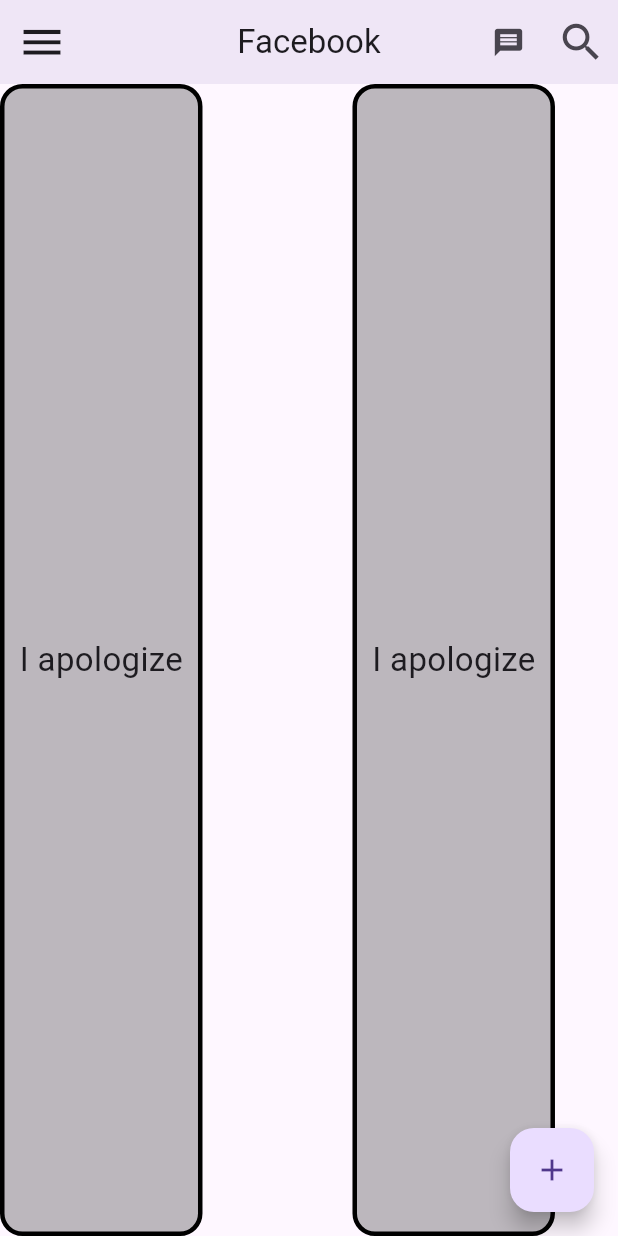
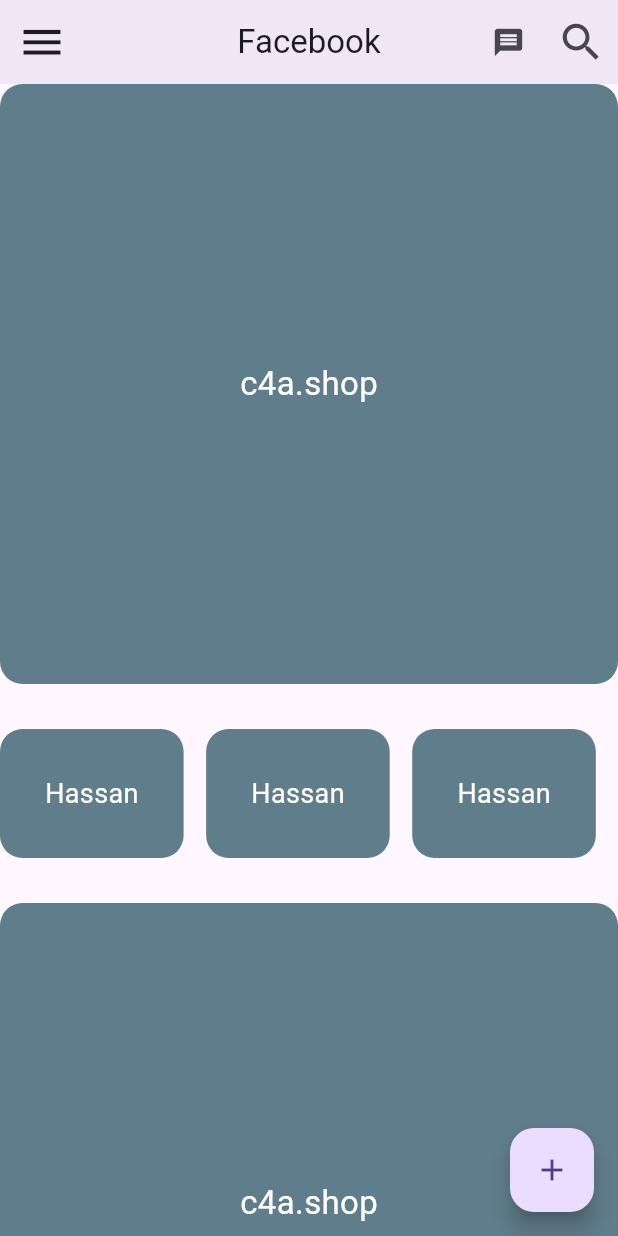
Before and after one commit to Diaf-Abderrahmane/first_flutter_project_vsc, a Flutter app: the screen it shows after launch, on a phone screen of 412 x 824 dp. Run offline on Flutter 3.47's test engine with Material 3 defaults, Android fonts, the light colour scheme and no system bars.

Commit message:
Flutter Training App

```diff
--- a/lib/main.dart
+++ b/lib/main.dart
@@ -51,254 +51,113 @@
         ],
       ),
       body: SingleChildScrollView(
-        scrollDirection: Axis.horizontal,
-        child: Row(
-          // mainAxisAlignment: MainAxisAlignment.spaceBetween,
-          // crossAxisAlignment: CrossAxisAlignment.center,
+        child: Column(
           children: [
             Container(
-              // color: Colors.lightBlue, CANT USE COLOR AND DECORATIONS PROPERTIES AT THE SAME TIME
-              // margin: EdgeInsets.all(600),
-              padding: EdgeInsets.all(10),
-              // height: 100,
-              // width: 300,
               alignment: Alignment.center,
+              height: 400,
+              margin: EdgeInsets.fromLTRB(0, 0, 0, 30),
               decoration: BoxDecoration(
-                  border: Border.all(
-                    color: Colors.black,
-                    width: 3,
-                  ),
-                  borderRadius: BorderRadius.circular(15),
-                  color: Colors.black26
-                  // shape: BoxShape.circle, CANT BE USED WITH BORDER RADIUS
-                  ),
-              // transform: Matrix4.rotationZ(0.09),
-              // margin: EdgeInsets.symmetric(vertical: 111, horizontal: 30),
-              // margin: EdgeInsets.fromLTRB(30, 111, 30, 111),
-
+                borderRadius: BorderRadius.circular(15),
+                color: Colors.blueGrey,
+              ),
               child: Text(
-                "I apologize",
+                "c4a.shop",
                 style: TextStyle(
+                  color: Colors.white,
                   fontSize: 22,
-                  // wordSpacing: 2,
-                  // letterSpacing: 2,
-                  // color: Colors.amber,
-                  // height: 1.5,
-                  // letterSpacing: 2,
-                  // fontWeight: FontWeight.w500,
-                  // fontStyle: FontStyle.italic
-                  // decoration: TextDecoration.underline
-                  // backgroundColor: Colors.limeAccent,
                 ),
-                maxLines: 2,
-                overflow: TextOverflow.ellipsis,
               ),
             ),
-            SizedBox(
-              width: 100,
-            ),
-            Container(
-              // color: Colors.lightBlue, CANT USE COLOR AND DECORATIONS PROPERTIES AT THE SAME TIME
-              // margin: EdgeInsets.all(600),
-              padding: EdgeInsets.all(10),
-              // height: 100,
-              // width: 300,
-              alignment: Alignment.center,
-              decoration: BoxDecoration(
-                  border: Border.all(
-                    color: Colors.black,
-                    width: 3,
+            SingleChildScrollView(
+              scrollDirection: Axis.horizontal,
+              child: Row(
+                mainAxisAlignment: MainAxisAlignment.spaceEvenly,
+                children: [
+                  Container(
+                    margin: EdgeInsets.fromLTRB(0, 0, 15, 0),
+                    alignment: Alignment.center,
+                    padding: EdgeInsets.all(30),
+                    decoration: BoxDecoration(
+                      borderRadius: BorderRadius.circular(15),
+                      color: Colors.blueGrey,
+                    ),
+                    child: Text(
+                      "Hassan",
+                      style: TextStyle(
+                        color: Colors.white,
+                        fontSize: 18,
+                      ),
+                    ),
                   ),
-                  borderRadius: BorderRadius.circular(15),
-                  color: Colors.black26
-                  // shape: BoxShape.circle, CANT BE USED WITH BORDER RADIUS
+                  Container(
+                    alignment: Alignment.center,
+                    margin: EdgeInsets.fromLTRB(0, 0, 15, 0),
+                    padding: EdgeInsets.all(30),
+                    decoration: BoxDecoration(
+                      borderRadius: BorderRadius.circular(15),
+                      color: Colors.blueGrey,
+                    ),
+                    child: Text(
+                      "Hassan",
+                      style: TextStyle(
+                        color: Colors.white,
+                        fontSize: 18,
+                      ),
+                    ),
                   ),
-              // transform: Matrix4.rotationZ(0.09),
-              // margin: EdgeInsets.symmetric(vertical: 111, horizontal: 30),
-              // margin: EdgeInsets.fromLTRB(30, 111, 30, 111),
-
-              child: Text(
-                "I apologize",
-                style: TextStyle(
-                  fontSize: 22,
-                  // wordSpacing: 2,
-                  // letterSpacing: 2,
-                  // color: Colors.amber,
-                  // height: 1.5,
-                  // letterSpacing: 2,
-                  // fontWeight: FontWeight.w500,
-                  // fontStyle: FontStyle.italic
-                  // decoration: TextDecoration.underline
-                  // backgroundColor: Colors.limeAccent,
-                ),
-                maxLines: 2,
-                overflow: TextOverflow.ellipsis,
-              ),
-            ),
-            SizedBox(
-              width: 100,
-            ),
-            Container(
-              // color: Colors.lightBlue, CANT USE COLOR AND DECORATIONS PROPERTIES AT THE SAME TIME
-              // margin: EdgeInsets.all(66),
-              padding: EdgeInsets.all(10),
-              height: 100,
-              width: 100,
-              alignment: Alignment.center,
-              decoration: BoxDecoration(
-                  border: Border.all(
-                    color: Colors.black,
-                    width: 3,
+                  Container(
+                    alignment: Alignment.center,
+                    margin: EdgeInsets.fromLTRB(0, 0, 15, 0),
+                    padding: EdgeInsets.all(30),
+                    decoration: BoxDecoration(
+                      borderRadius: BorderRadius.circular(15),
+                      color: Colors.blueGrey,
+                    ),
+                    child: Text(
+                      "Hassan",
+                      style: TextStyle(
+                        color: Colors.white,
+                        fontSize: 18,
+                      ),
+                    ),
                   ),
-                  borderRadius: BorderRadius.circular(15),
-                  color: Colors.black26
-                  // shape: BoxShape.circle, CANT BE USED WITH BORDER RADIUS
+                  Container(
+                    alignment: Alignment.center,
+                    margin: EdgeInsets.fromLTRB(0, 0, 15, 0),
+                    padding: EdgeInsets.all(30),
+                    decoration: BoxDecoration(
+                      borderRadius: BorderRadius.circular(15),
+                      color: Colors.blueGrey,
+                    ),
+                    child: Text(
+                      "Hassan",
+                      style: TextStyle(
+                        color: Colors.white,
+                        fontSize: 18,
+                      ),
+                    ),
                   ),
-              // transform: Matrix4.rotationZ(0.09),
-              // margin: EdgeInsets.symmetric(vertical: 111, horizontal: 30),
-              // margin: EdgeInsets.fromLTRB(30, 111, 30, 111),
-
-              child: Text(
-                "I apologize",
-                style: TextStyle(
-                  fontSize: 22,
-                  // wordSpacing: 2,
-                  // letterSpacing: 2,
-                  // color: Colors.amber,
-                  // height: 1.5,
-                  // letterSpacing: 2,
-                  // fontWeight: FontWeight.w500,
-                  // fontStyle: FontStyle.italic
-                  // decoration: TextDecoration.underline
-                  // backgroundColor: Colors.limeAccent,
-                ),
-                maxLines: 2,
-                overflow: TextOverflow.ellipsis,
-              ),
-            ),
-            SizedBox(
-              width: 100,
-            ),
-            Container(
-              // color: Colors.lightBlue, CANT USE COLOR AND DECORATIONS PROPERTIES AT THE SAME TIME
-              margin: EdgeInsets.fromLTRB(0, 600, 0, 0),
-              padding: EdgeInsets.all(10),
-              height: 100,
-              width: 100,
-              alignment: Alignment.center,
-              decoration: BoxDecoration(
-                  border: Border.all(
-                    color: Colors.black,
-                    width: 3,
-                  ),
-                  borderRadius: BorderRadius.circular(15),
-                  color: Colors.black26
-                  // shape: BoxShape.circle, CANT BE USED WITH BORDER RADIUS
-                  ),
-              // transform: Matrix4.rotationZ(0.09),
-              // margin: EdgeInsets.symmetric(vertical: 111, horizontal: 30),
-              // margin: EdgeInsets.fromLTRB(30, 111, 30, 111),
-
-              child: Text(
-                "I apologize",
-                style: TextStyle(
-                  fontSize: 22,
-                  // wordSpacing: 2,
-                  // letterSpacing: 2,
-                  // color: Colors.amber,
-                  // height: 1.5,
-                  // letterSpacing: 2,
-                  // fontWeight: FontWeight.w500,
-                  // fontStyle: FontStyle.italic
-                  // decoration: TextDecoration.underline
-                  // backgroundColor: Colors.limeAccent,
-                ),
-                maxLines: 2,
-                overflow: TextOverflow.ellipsis,
+                ],
               ),
             ),
             Container(
-              // color: Colors.lightBlue, CANT USE COLOR AND DECORATIONS PROPERTIES AT THE SAME TIME
-              // margin: EdgeInsets.all(66),
-              padding: EdgeInsets.all(10),
-              height: 100,
-              width: 100,
               alignment: Alignment.center,
+              height: 400,
+              margin: EdgeInsets.fromLTRB(0, 30, 0, 0),
               decoration: BoxDecoration(
-                  border: Border.all(
-                    color: Colors.black,
-                    width: 3,
-                  ),
-                  borderRadius: BorderRadius.circular(15),
-                  color: Colors.black26
-                  // shape: BoxShape.circle, CANT BE USED WITH BORDER RADIUS
-                  ),
-              // transform: Matrix4.rotationZ(0.09),
-              // margin: EdgeInsets.symmetric(vertical: 111, horizontal: 30),
-              // margin: EdgeInsets.fromLTRB(30, 111, 30, 111),
-
+                borderRadius: BorderRadius.circular(15),
+                color: Colors.blueGrey,
+              ),
               child: Text(
-                "I apologize",
+                "c4a.shop",
                 style: TextStyle(
+                  color: Colors.white,
                   fontSize: 22,
-                  // wordSpacing: 2,
-                  // letterSpacing: 2,
-                  // color: Colors.amber,
-                  // height: 1.5,
-                  // letterSpacing: 2,
-                  // fontWeight: FontWeight.w500,
-                  // fontStyle: FontStyle.italic
-                  // decoration: TextDecoration.underline
-                  // backgroundColor: Colors.limeAccent,
                 ),
-                maxLines: 2,
-                overflow: TextOverflow.ellipsis,
-              ),
-            ),
-            SizedBox(
-              height: 200,
-            ),
-            Container(
-              // color: Colors.lightBlue, CANT USE COLOR AND DECORATIONS PROPERTIES AT THE SAME TIME
-              margin: EdgeInsets.fromLTRB(0, 600, 0, 0),
-              padding: EdgeInsets.all(10),
-              height: 100,
-              width: 100,
-              alignment: Alignment.center,
-              decoration: BoxDecoration(
-                  border: Border.all(
-                    color: Colors.black,
-                    width: 3,
-                  ),
-                  borderRadius: BorderRadius.circular(15),
-                  color: Colors.black26
-                  // shape: BoxShape.circle, CANT BE USED WITH BORDER RADIUS
-                  ),
-              // transform: Matrix4.rotationZ(0.09),
-              // margin: EdgeInsets.symmetric(vertical: 111, horizontal: 30),
-              // margin: EdgeInsets.fromLTRB(30, 111, 30, 111),
-
-              child: Text(
-                "I apologize",
-                style: TextStyle(
-                  fontSize: 22,
-                  // wordSpacing: 2,
-                  // letterSpacing: 2,
-                  // color: Colors.amber,
-                  // height: 1.5,
-                  // letterSpacing: 2,
-                  // fontWeight: FontWeight.w500,
-                  // fontStyle: FontStyle.italic
-                  // decoration: TextDecoration.underline
-                  // backgroundColor: Colors.limeAccent,
-                ),
-                maxLines: 2,
-                overflow: TextOverflow.ellipsis,
               ),
             ),
           ],
-          // mainAxisAlignment: MainAxisAlignment.end,  || Down
-          // mainAxisAlignment: MainAxisAlignment.center,  || CENTER ON THE Y AXIS ( vertically)
         ),
       ),
       floatingActionButton: FloatingActionButton(
@@ -307,3 +166,261 @@
     );
   }
 }
+
+
+
+
+
+
+
+// SingleChildScrollView(
+//         scrollDirection: Axis.horizontal,
+//         child: Row(
+//           // mainAxisAlignment: MainAxisAlignment.spaceBetween,
+//           // crossAxisAlignment: CrossAxisAlignment.center,
+//           children: [
+//             Container(
+//               // color: Colors.lightBlue, CANT USE COLOR AND DECORATIONS PROPERTIES AT THE SAME TIME
+//               // margin: EdgeInsets.all(600),
+//               padding: EdgeInsets.all(10),
+//               // height: 100,
+//               // width: 300,
+//               alignment: Alignment.center,
+//               decoration: BoxDecoration(
+//                   border: Border.all(
+//                     color: Colors.black,
+//                     width: 3,
+//                   ),
+//                   borderRadius: BorderRadius.circular(15),
+//                   color: Colors.black26
+//                   // shape: BoxShape.circle, CANT BE USED WITH BORDER RADIUS
+//                   ),
+//               // transform: Matrix4.rotationZ(0.09),
+//               // margin: EdgeInsets.symmetric(vertical: 111, horizontal: 30),
+//               // margin: EdgeInsets.fromLTRB(30, 111, 30, 111),
+
+//               child: Text(
+//                 "I apologize",
+//                 style: TextStyle(
+//                   fontSize: 22,
+//                   // wordSpacing: 2,
+//                   // letterSpacing: 2,
+//                   // color: Colors.amber,
+//                   // height: 1.5,
+//                   // letterSpacing: 2,
+//                   // fontWeight: FontWeight.w500,
+//                   // fontStyle: FontStyle.italic
+//                   // decoration: TextDecoration.underline
+//                   // backgroundColor: Colors.limeAccent,
+//                 ),
+//                 maxLines: 2,
+//                 overflow: TextOverflow.ellipsis,
+//               ),
+//             ),
+//             SizedBox(
+//               width: 100,
+//             ),
+//             Container(
+//               // color: Colors.lightBlue, CANT USE COLOR AND DECORATIONS PROPERTIES AT THE SAME TIME
+//               // margin: EdgeInsets.all(600),
+//               padding: EdgeInsets.all(10),
+//               // height: 100,
+//               // width: 300,
+//               alignment: Alignment.center,
+//               decoration: BoxDecoration(
+//                   border: Border.all(
+//                     color: Colors.black,
+//                     width: 3,
+//                   ),
+//                   borderRadius: BorderRadius.circular(15),
+//                   color: Colors.black26
+//                   // shape: BoxShape.circle, CANT BE USED WITH BORDER RADIUS
+//                   ),
+//               // transform: Matrix4.rotationZ(0.09),
+//               // margin: EdgeInsets.symmetric(vertical: 111, horizontal: 30),
+//               // margin: EdgeInsets.fromLTRB(30, 111, 30, 111),
+
+//               child: Text(
+//                 "I apologize",
+//                 style: TextStyle(
+//                   fontSize: 22,
+//                   // wordSpacing: 2,
+//                   // letterSpacing: 2,
+//                   // color: Colors.amber,
+//                   // height: 1.5,
+//                   // letterSpacing: 2,
+//                   // fontWeight: FontWeight.w500,
+//                   // fontStyle: FontStyle.italic
+//                   // decoration: TextDecoration.underline
+//                   // backgroundColor: Colors.limeAccent,
+//                 ),
+//                 maxLines: 2,
+//                 overflow: TextOverflow.ellipsis,
+//               ),
+//             ),
+//             SizedBox(
+//               width: 100,
+//             ),
+//             Container(
+//               // color: Colors.lightBlue, CANT USE COLOR AND DECORATIONS PROPERTIES AT THE SAME TIME
+//               // margin: EdgeInsets.all(66),
+//               padding: EdgeInsets.all(10),
+//               height: 100,
+//               width: 100,
+//               alignment: Alignment.center,
+//               decoration: BoxDecoration(
+//                   border: Border.all(
+//                     color: Colors.black,
+//                     width: 3,
+//                   ),
+//                   borderRadius: BorderRadius.circular(15),
+//                   color: Colors.black26
+//                   // shape: BoxShape.circle, CANT BE USED WITH BORDER RADIUS
+//                   ),
+//               // transform: Matrix4.rotationZ(0.09),
+//               // margin: EdgeInsets.symmetric(vertical: 111, horizontal: 30),
+//               // margin: EdgeInsets.fromLTRB(30, 111, 30, 111),
+
+//               child: Text(
+//                 "I apologize",
+//                 style: TextStyle(
+//                   fontSize: 22,
+//                   // wordSpacing: 2,
+//                   // letterSpacing: 2,
+//                   // color: Colors.amber,
+//                   // height: 1.5,
+//                   // letterSpacing: 2,
+//                   // fontWeight: FontWeight.w500,
+//                   // fontStyle: FontStyle.italic
+//                   // decoration: TextDecoration.underline
+//                   // backgroundColor: Colors.limeAccent,
+//                 ),
+//                 maxLines: 2,
+//                 overflow: TextOverflow.ellipsis,
+//               ),
+//             ),
+//             SizedBox(
+//               width: 100,
+//             ),
+//             Container(
+//               // color: Colors.lightBlue, CANT USE COLOR AND DECORATIONS PROPERTIES AT THE SAME TIME
+//               margin: EdgeInsets.fromLTRB(0, 600, 0, 0),
+//               padding: EdgeInsets.all(10),
+//               height: 100,
+//               width: 100,
+//               alignment: Alignment.center,
+//               decoration: BoxDecoration(
+//                   border: Border.all(
+//                     color: Colors.black,
+//                     width: 3,
+//                   ),
+//                   borderRadius: BorderRadius.circular(15),
+//                   color: Colors.black26
+//                   // shape: BoxShape.circle, CANT BE USED WITH BORDER RADIUS
+//                   ),
+//               // transform: Matrix4.rotationZ(0.09),
+//               // margin: EdgeInsets.symmetric(vertical: 111, horizontal: 30),
+//               // margin: EdgeInsets.fromLTRB(30, 111, 30, 111),
+
+//               child: Text(
+//                 "I apologize",
+//                 style: TextStyle(
+//                   fontSize: 22,
+//                   // wordSpacing: 2,
+//                   // letterSpacing: 2,
+//                   // color: Colors.amber,
+//                   // height: 1.5,
+//                   // letterSpacing: 2,
+//                   // fontWeight: FontWeight.w500,
+//                   // fontStyle: FontStyle.italic
+//                   // decoration: TextDecoration.underline
+//                   // backgroundColor: Colors.limeAccent,
+//                 ),
+//                 maxLines: 2,
+//                 overflow: TextOverflow.ellipsis,
+//               ),
+//             ),
+//             Container(
+//               // color: Colors.lightBlue, CANT USE COLOR AND DECORATIONS PROPERTIES AT THE SAME TIME
+//               // margin: EdgeInsets.all(66),
+//               padding: EdgeInsets.all(10),
+//               height: 100,
+//               width: 100,
+//               alignment: Alignment.center,
+//               decoration: BoxDecoration(
+//                   border: Border.all(
+//                     color: Colors.black,
+//                     width: 3,
+//                   ),
+//                   borderRadius: BorderRadius.circular(15),
+//                   color: Colors.black26
+//                   // shape: BoxShape.circle, CANT BE USED WITH BORDER RADIUS
+//                   ),
+//               // transform: Matrix4.rotationZ(0.09),
+//               // margin: EdgeInsets.symmetric(vertical: 111, horizontal: 30),
+//               // margin: EdgeInsets.fromLTRB(30, 111, 30, 111),
+
+//               child: Text(
+//                 "I apologize",
+//                 style: TextStyle(
+//                   fontSize: 22,
+//                   // wordSpacing: 2,
+//                   // letterSpacing: 2,
+//                   // color: Colors.amber,
+//                   // height: 1.5,
+//                   // letterSpacing: 2,
+//                   // fontWeight: FontWeight.w500,
+//                   // fontStyle: FontStyle.italic
+//                   // decoration: TextDecoration.underline
+//                   // backgroundColor: Colors.limeAccent,
+//                 ),
+//                 maxLines: 2,
+//                 overflow: TextOverflow.ellipsis,
+//               ),
+//             ),
+//             SizedBox(
+//               height: 200,
+//             ),
+//             Container(
+//               // color: Colors.lightBlue, CANT USE COLOR AND DECORATIONS PROPERTIES AT THE SAME TIME
+//               margin: EdgeInsets.fromLTRB(0, 600, 0, 0),
+//               padding: EdgeInsets.all(10),
+//               height: 100,
+//               width: 100,
+//               alignment: Alignment.center,
+//               decoration: BoxDecoration(
+//                   border: Border.all(
+//                     color: Colors.black,
+//                     width: 3,
+//                   ),
+//                   borderRadius: BorderRadius.circular(15),
+//                   color: Colors.black26
+//                   // shape: BoxShape.circle, CANT BE USED WITH BORDER RADIUS
+//                   ),
+//               // transform: Matrix4.rotationZ(0.09),
+//               // margin: EdgeInsets.symmetric(vertical: 111, horizontal: 30),
+//               // margin: EdgeInsets.fromLTRB(30, 111, 30, 111),
+
+//               child: Text(
+//                 "I apologize",
+//                 style: TextStyle(
+//                   fontSize: 22,
+//                   // wordSpacing: 2,
+//                   // letterSpacing: 2,
+//                   // color: Colors.amber,
+//                   // height: 1.5,
+//                   // letterSpacing: 2,
+//                   // fontWeight: FontWeight.w500,
+//                   // fontStyle: FontStyle.italic
+//                   // decoration: TextDecoration.underline
+//                   // backgroundColor: Colors.limeAccent,
+//                 ),
+//                 maxLines: 2,
+//                 overflow: TextOverflow.ellipsis,
+//               ),
+//             ),
+//           ],
+//           // mainAxisAlignment: MainAxisAlignment.end,  || Down
+//           // mainAxisAlignment: MainAxisAlignment.center,  || CENTER ON THE Y AXIS ( vertically)
+//         ),
+//       )
```
